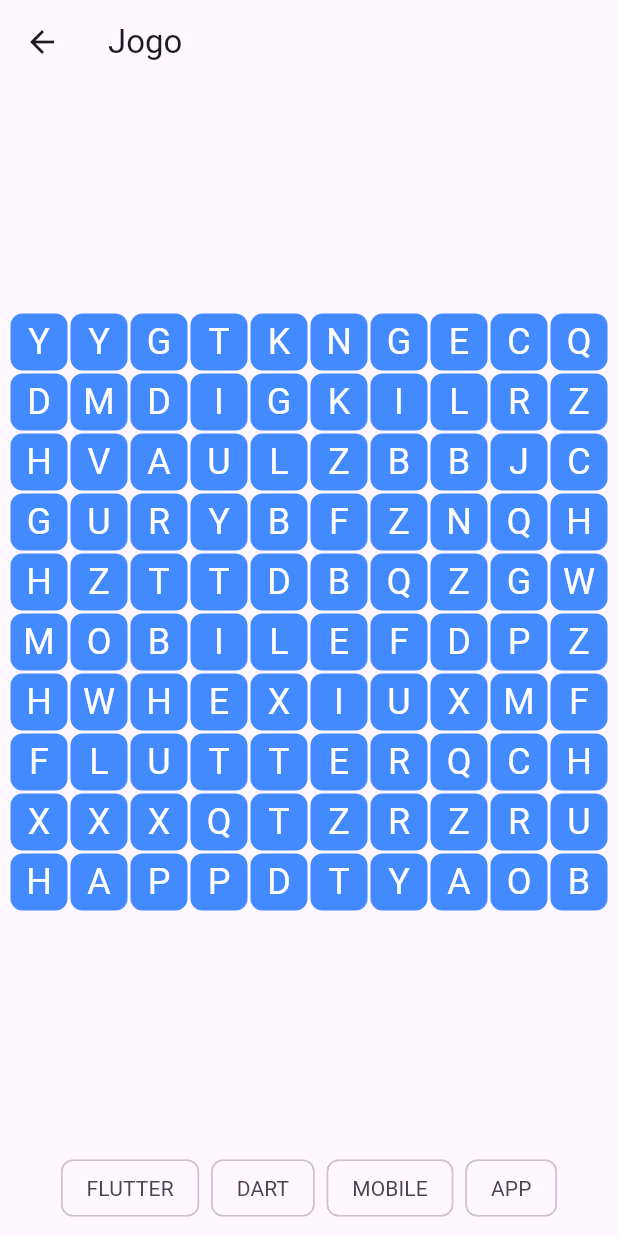
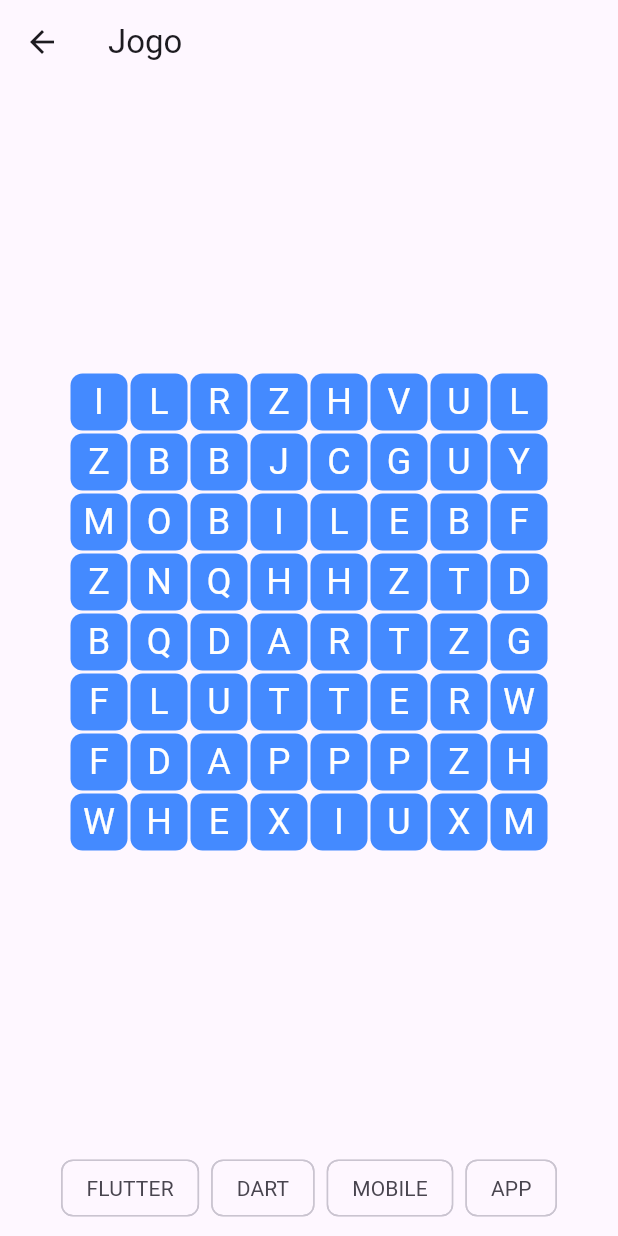
Before and after one commit to WillMidia/flutter-hunting-words, a Flutter app: the screen it shows after launch, after a tap on "Começar Jogo", on a phone screen of 412 x 824 dp. Run offline on Flutter 3.47's test engine with Material 3 defaults, Android fonts, the phone set to English and light mode, and no system bars.

Commit message:
Ajuste tela inicial e grid

```diff
--- a/lib/screens/game_screen.dart
+++ b/lib/screens/game_screen.dart
@@ -10,7 +10,7 @@ class GameScreen extends StatefulWidget {
 
 class _GameScreenState extends State<GameScreen> {
   final List<String> palavras = ['FLUTTER', 'DART', 'MOBILE', 'APP'];
-  final int gridSize = 10;
+  final int gridSize = 8;
   late List<List<String>> grid;
   Map<String, String> wordDescriptions = {
     'FLUTTER': 'Um SDK para desenvolvimento de aplicativos móveis.',
--- a/lib/screens/home_screen.dart
+++ b/lib/screens/home_screen.dart
@@ -6,17 +6,48 @@ class HomeScreen extends StatelessWidget {
   Widget build(BuildContext context) {
     return Scaffold(
       appBar: AppBar(
-        title: Text('Caça Palavras'),
+        title: Text('Bem-vindo ao Caça-Palavras'),
       ),
       body: Center(
-        child: ElevatedButton(
+        child: Column(
+          mainAxisAlignment: MainAxisAlignment.center,
+          children: [
+            Icon(
+              Icons.search,
+              size: 100,
+              color: Color(0xFF448AFF), // Cor azul #448aff
+            ),
+            SizedBox(height: 20),
+            Text(
+              'Caça-Palavras',
+              style: TextStyle(
+                fontSize: 24,
+                fontWeight: FontWeight.bold,
+              ),
+            ),
+            SizedBox(height: 40),
+            ElevatedButton(
               onPressed: () {
                 Navigator.push(
                   context,
                   MaterialPageRoute(builder: (context) => GameScreen()),
                 );
               },
-          child: Text('Começar Jogo'),
+              style: ElevatedButton.styleFrom(
+                padding: EdgeInsets.symmetric(horizontal: 40, vertical: 20), backgroundColor: Color(0xFF448AFF), // Cor azul #448aff
+                shape: RoundedRectangleBorder(
+                  borderRadius: BorderRadius.circular(20),
+                ),
+              ),
+              child: Text(
+                'Começar Jogo',
+                style: TextStyle(
+                  fontSize: 20,
+                  color: Colors.white,
+                ),
+              ),
+            ),
+          ],
         ),
       ),
     );
```
Lines whose indentation alone changed are shown as unchanged.
